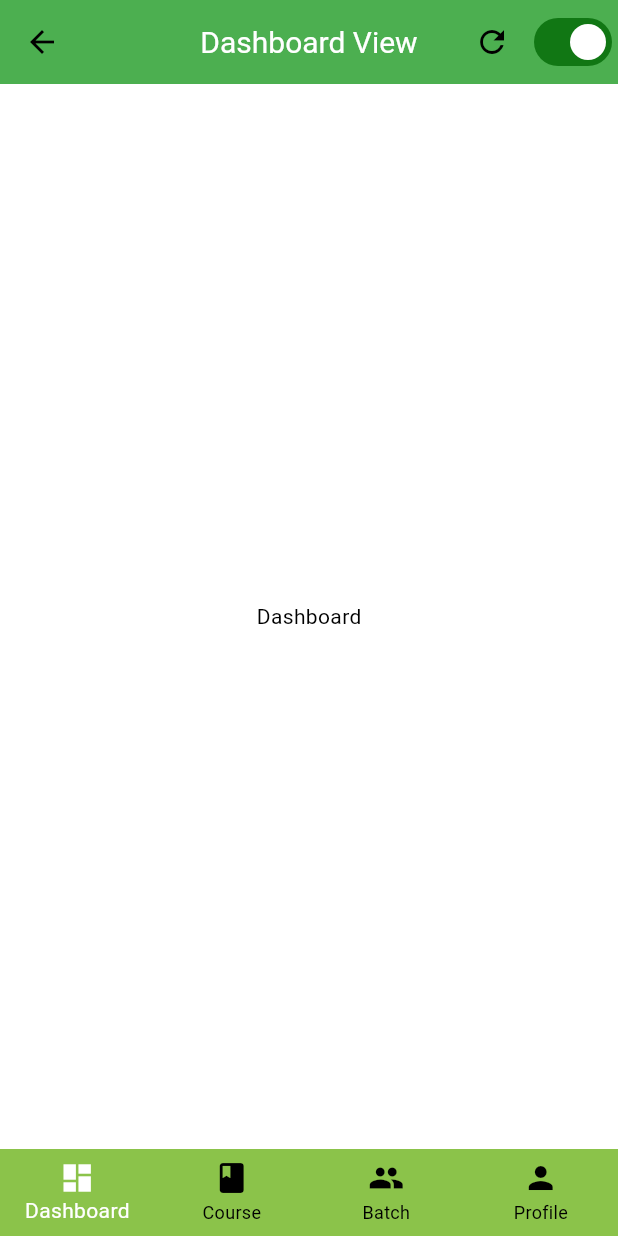
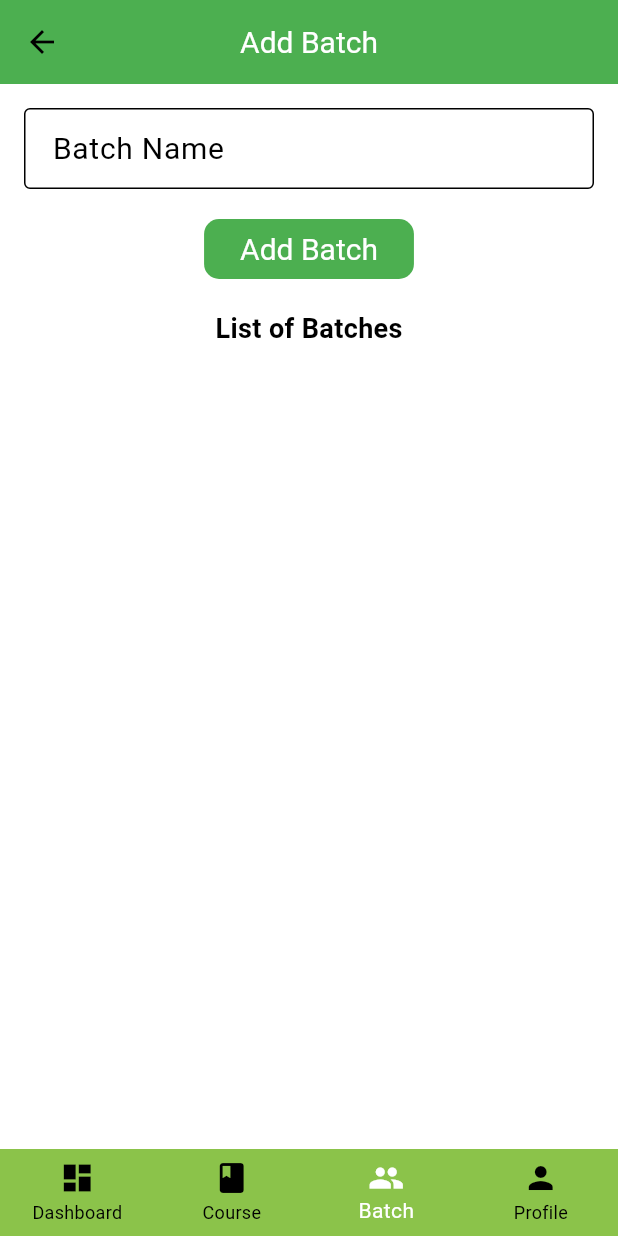
Before and after one commit to Pramesh167/student_management_starter_clean_arch, a Flutter app: the screen it shows after launch, after a tap on "Login", on a phone screen of 412 x 824 dp. Run offline on Flutter 3.47's test engine with Material 3 defaults, Android fonts, the phone set to English and light mode, and no system bars; our stand-ins replace dio, flutter_riverpod, image_picker, permission_handler, pretty_dio_logger; Roboto replaces fonts that are missing (Montserrat).

Commit message:
creating batchview and navigating it

```diff
--- /dev/null
+++ b/lib/app/navigator/batch_navigator.dart
@@ -0,0 +1,13 @@
+import 'package:flutter_riverpod/flutter_riverpod.dart';
+import 'package:student_management_starter/app/navigator/navigator.dart';
+import 'package:student_management_starter/features/batch/presentation/view/batch_view.dart';
+
+final batchViewNavigatorProvider = Provider((Ref ref) => BatchViewNavigator());
+
+class BatchViewNavigator {}
+
+mixin BatchViewRoute {
+  openBatchView() {
+    NavigateRoute.popAndPushRoute(BatchView());
+  }
+}
--- a/lib/app/navigator/login_navigator.dart
+++ b/lib/app/navigator/login_navigator.dart
@@ -1,4 +1,5 @@
 import 'package:flutter_riverpod/flutter_riverpod.dart';
+import 'package:student_management_starter/app/navigator/batch_navigator.dart';
 import 'package:student_management_starter/app/navigator/home_navigator.dart';
 import 'package:student_management_starter/app/navigator/navigator.dart';
 import 'package:student_management_starter/app/navigator/register_navigator.dart';
@@ -6,7 +7,7 @@ import 'package:student_management_starter/features/auth/presentation/view/login
 
 final LoginViewNavigatorProvider = Provider((ref) => LoginViewNavigator());
 
-class LoginViewNavigator with RegisterViewRoute, HomeViewRoute {}
+class LoginViewNavigator with RegisterViewRoute, HomeViewRoute,BatchViewRoute {}
 
 mixin LoginViewRoute {
   openLoginView() {
--- a/lib/features/auth/presentation/view/login_view.dart
+++ b/lib/features/auth/presentation/view/login_view.dart
@@ -84,9 +84,12 @@ class _LoginViewState extends ConsumerState<LoginView> {
                     ElevatedButton(
                       onPressed: () async {
                         if (_formKey.currentState!.validate()) {
+                          // ref
+                          //     .read(loginViewModelProvider.notifier)
+                          //     .openHomeView();
                           ref
                               .read(loginViewModelProvider.notifier)
-                              .openHomeView();
+                              .openBatchView();
                         }
                       },
                       child: const SizedBox(
--- a/lib/features/auth/presentation/viewmodel/login_view_model.dart
+++ b/lib/features/auth/presentation/viewmodel/login_view_model.dart
@@ -17,4 +17,7 @@ class LoginViewModel extends StateNotifier<void> {
   void openHomeView() {
     navigator.openHomeView();
   }
+  void openBatchView(){
+    navigator.openBatchView();
+  }
 }
--- /dev/null
+++ b/lib/features/batch/presentation/view/batch_view.dart
@@ -0,0 +1,71 @@
+import 'package:flutter/material.dart';
+import 'package:flutter_riverpod/flutter_riverpod.dart';
+
+class BatchView extends ConsumerWidget {
+  BatchView({Key? key}) : super(key: key);
+
+  final _batchNameController = TextEditingController();
+
+  @override
+  Widget build(BuildContext context, WidgetRef ref) {
+    return Scaffold(
+      appBar: AppBar(
+        title: const Text('Add Batch'),
+      ),
+      body: Padding(
+        padding: const EdgeInsets.all(16.0),
+        child: Column(
+          children: [
+            TextField(
+              controller: _batchNameController,
+              decoration: const InputDecoration(
+                border: OutlineInputBorder(),
+                labelText: 'Batch Name',
+              ),
+            ),
+            const SizedBox(height: 16),
+            ElevatedButton(
+              onPressed: () {
+                // Add batch adding logic here
+              },
+              child: const Text('Add Batch'),
+            ),
+            const SizedBox(height: 16),
+            const Text(
+              'List of Batches',
+              style: TextStyle(
+                fontSize: 18,
+                fontWeight: FontWeight.bold,
+              ),
+            ),
+            // Add logic to display list of batches here
+          ],
+        ),
+      ),
+      bottomNavigationBar: BottomNavigationBar(
+        items: const [
+          BottomNavigationBarItem(
+            icon: Icon(Icons.dashboard),
+            label: 'Dashboard',
+          ),
+          BottomNavigationBarItem(
+            icon: Icon(Icons.book),
+            label: 'Course',
+          ),
+          BottomNavigationBarItem(
+            icon: Icon(Icons.group),
+            label: 'Batch',
+          ),
+          BottomNavigationBarItem(
+            icon: Icon(Icons.person),
+            label: 'Profile',
+          ),
+        ],
+        currentIndex: 2, // Update this index according to the selected item
+        onTap: (index) {
+          // Handle navigation logic here
+        },
+      ),
+    );
+  }
+}
--- a/lib/features/home/presentation/view/home_view.dart
+++ b/lib/features/home/presentation/view/home_view.dart
@@ -1,11 +1,23 @@
 import 'package:flutter/material.dart';
 import 'package:flutter_riverpod/flutter_riverpod.dart';
+import 'package:student_management_starter/features/batch/presentation/view/batch_view.dart';
+
+final currentIndexProvider = StateProvider<int>((ref) => 0);
 
 class HomeView extends ConsumerWidget {
-  const HomeView({Key? key}) : super(key: key);
+  const HomeView({super.key});
 
   @override
   Widget build(BuildContext context, WidgetRef ref) {
+    final currentIndex = ref.watch(currentIndexProvider);
+
+    final views = [
+      const Center(child: Text('Dashboard')), // Replace with DashboardView
+      const Center(child: Text('Course')), // Replace with CourseView
+      BatchView(),
+      const Center(child: Text('Profile')), // Replace with ProfileView
+    ];
+
     return Scaffold(
       appBar: AppBar(
         title: const Text('Dashboard View'),
@@ -24,9 +36,7 @@ class HomeView extends ConsumerWidget {
           ),
         ],
       ),
-      body: const Center(
-        child: Text('Dashboard'),
-      ),
+      body: views[currentIndex],
       bottomNavigationBar: BottomNavigationBar(
         items: const [
           BottomNavigationBarItem(
@@ -46,9 +56,9 @@ class HomeView extends ConsumerWidget {
             label: 'Profile',
           ),
         ],
-        currentIndex: 0, // This should be managed with state to update on tap
+        currentIndex: currentIndex,
         onTap: (index) {
-          // Handle navigation logic here
+          ref.read(currentIndexProvider.notifier).state = index;
         },
       ),
     );
```
